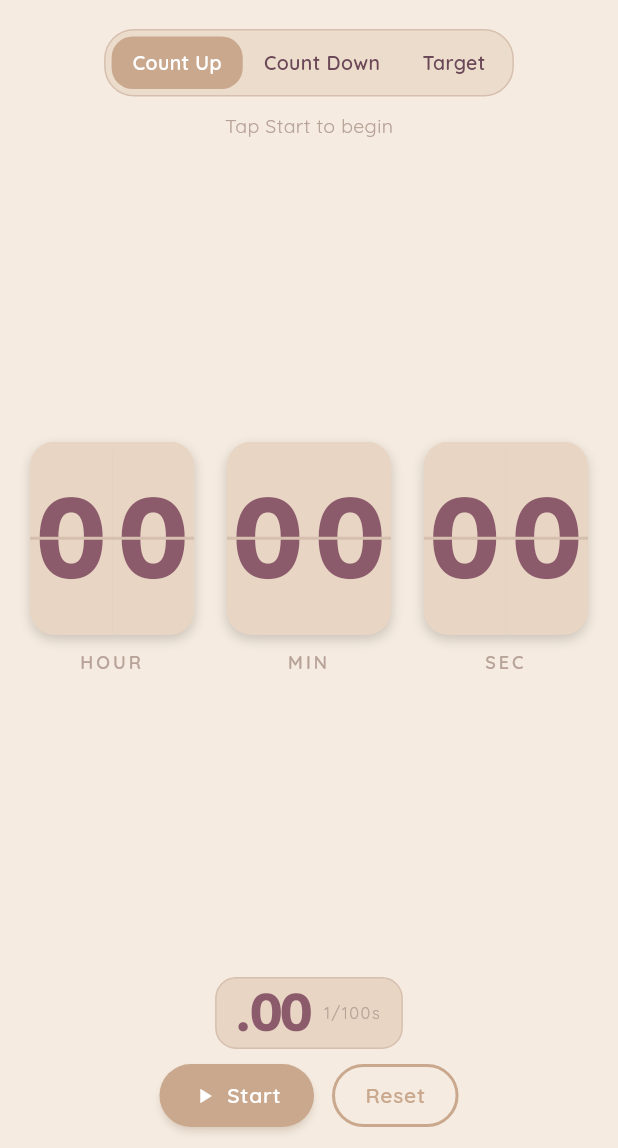
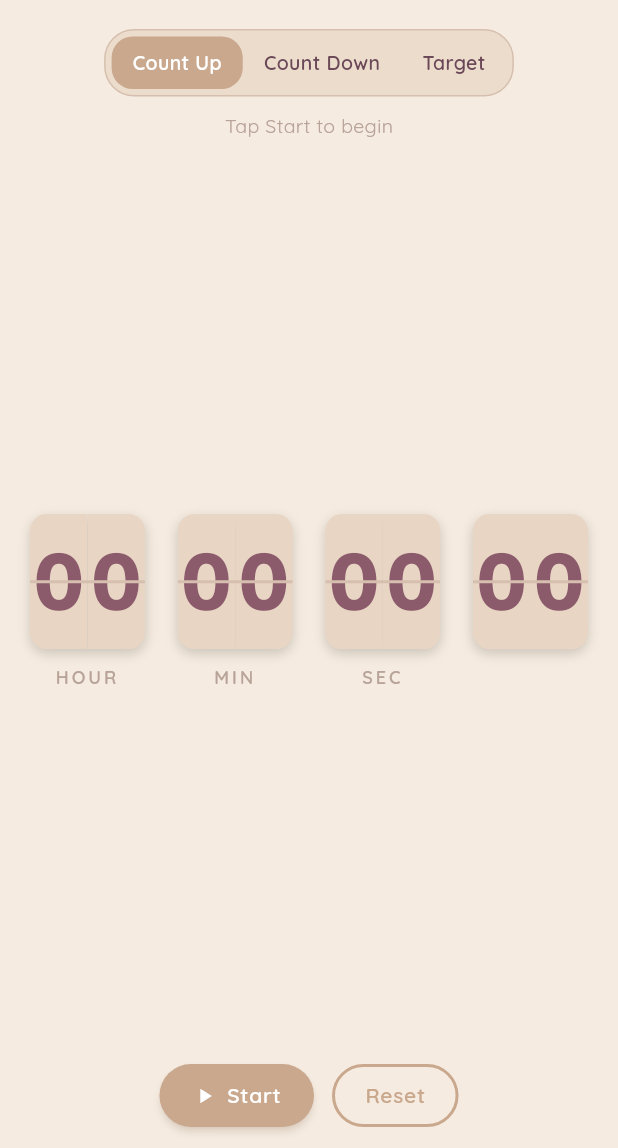
Before and after one commit to azs4n10/flipclock, a Flutter app: the screen it shows after launch, swiped to page 3, on a phone screen of 412 x 824 dp, the part 88-1236 px from its top. Run offline on Flutter 3.47's test engine with Material 3 defaults, Android fonts, the phone set to English and light mode, and no system bars; our stand-ins replace audioplayers, flutter_colorpicker, google_fonts, in_app_review, share_plus, shared_preferences.

Commit message:
Timer: show centiseconds as a 4th static card next to SEC (stopwatch style); remove the separate '1/100s' readout

```diff
--- a/lib/screens/timer_screen.dart
+++ b/lib/screens/timer_screen.dart
@@ -164,15 +164,15 @@ class _TimerScreenState extends State<TimerScreen> {
                           skin: skin,
                           font: font,
                           maxCardWidth: limit,
+                          // Centiseconds as a 4th static card next to SEC
+                          // (stopwatch style), only when relevant.
+                          staticTail: showCenti ? cc : null,
+                          staticTailLabel: showCenti ? '' : null,
                         );
                   return Center(child: center);
                 },
               ),
             ),
-            if (showCenti) ...[
-              _CentiReadout(value: cc, skin: skin, font: font),
-              const SizedBox(height: 10),
-            ],
             Wrap(
               alignment: WrapAlignment.center,
               spacing: 12,
@@ -380,52 +380,3 @@ class _TimerScreenState extends State<TimerScreen> {
     );
   }
 }
-
-/// Centiseconds (1/100 s) shown as a small static readout. It changes too fast
-/// to flip, so it is rendered as plain text in the selected digit font.
-class _CentiReadout extends StatelessWidget {
-  const _CentiReadout({
-    required this.value,
-    required this.skin,
-    required this.font,
-  });
-
-  final String value;
-  final Skin skin;
-  final DigitFont font;
-
-  @override
-  Widget build(BuildContext context) {
-    return Container(
-      padding: const EdgeInsets.symmetric(horizontal: 14, vertical: 6),
-      decoration: BoxDecoration(
-        color: skin.cardBackground,
-        borderRadius: BorderRadius.circular(14),
-        border: Border.all(color: skin.dividerColor),
-      ),
-      child: Row(
-        mainAxisSize: MainAxisSize.min,
-        children: [
-          Text(
-            '.',
-            style: font.build(34, skin.digitColor),
-          ),
-          const SizedBox(width: 2),
-          Text(
-            value,
-            style: font.build(34, skin.digitColor),
-          ),
-          const SizedBox(width: 8),
-          Text(
-            '1/100s',
-            style: TextStyle(
-              color: skin.subTextColor,
-              fontSize: 11,
-              letterSpacing: 1,
-            ),
-          ),
-        ],
-      ),
-    );
-  }
-}
--- a/lib/widgets/flip_card.dart
+++ b/lib/widgets/flip_card.dart
@@ -59,6 +59,82 @@ class FlipGroup extends StatelessWidget {
                     font: font,
                     width: digitWidth,
                     height: height,
+                  ),
+              ],
+            ),
+            Center(child: Container(height: 2, color: skin.dividerColor)),
+          ],
+        ),
+      ),
+    );
+  }
+}
+
+/// A card that looks exactly like a [FlipGroup] but never animates — used for
+/// fast-changing values (centiseconds) that change too quickly to flip.
+class StaticFlipCard extends StatelessWidget {
+  const StaticFlipCard({
+    super.key,
+    required this.value,
+    required this.skin,
+    required this.font,
+    required this.width,
+    required this.height,
+    required this.centerBias,
+  });
+
+  final String value;
+  final Skin skin;
+  final DigitFont font;
+  final double width;
+  final double height;
+  final double centerBias;
+
+  @override
+  Widget build(BuildContext context) {
+    final radius = width * 0.15;
+    final chars = value.split('');
+    final digitWidth = width / chars.length;
+    final fontSize = height * 0.92;
+    return Container(
+      width: width,
+      height: height,
+      decoration: BoxDecoration(
+        borderRadius: BorderRadius.circular(radius),
+        boxShadow: [
+          BoxShadow(
+            color: Colors.black.withValues(alpha: 0.16),
+            blurRadius: 6,
+            offset: const Offset(0, 3),
+          ),
+        ],
+      ),
+      child: ClipRRect(
+        borderRadius: BorderRadius.circular(radius),
+        child: Stack(
+          children: [
+            Positioned.fill(child: ColoredBox(color: skin.cardBackground)),
+            Row(
+              children: [
+                for (final ch in chars)
+                  SizedBox(
+                    width: digitWidth,
+                    child: Padding(
+                      padding: EdgeInsets.symmetric(
+                        horizontal: digitWidth * 0.08,
+                        vertical: height * 0.10,
+                      ),
+                      child: Center(
+                        child: Transform.translate(
+                          offset: Offset(0, centerBias * height),
+                          child: FittedBox(
+                            fit: BoxFit.contain,
+                            child: Text(ch,
+                                style: font.build(fontSize, skin.digitColor)),
+                          ),
+                        ),
+                      ),
+                    ),
                   ),
               ],
             ),
--- a/lib/widgets/flip_card_row.dart
+++ b/lib/widgets/flip_card_row.dart
@@ -13,6 +13,8 @@ class FlipCardRow extends StatelessWidget {
     this.labels,
     this.aspectRatio = 0.85,
     this.maxCardWidth = 240,
+    this.staticTail,
+    this.staticTailLabel,
   });
 
   final List<String> values;
@@ -22,45 +24,69 @@ class FlipCardRow extends StatelessWidget {
   final double aspectRatio;
   final double maxCardWidth;
 
+  /// An extra trailing value rendered as a non-flipping card (e.g. the
+  /// fast-changing centiseconds on the stopwatch), placed next to the others.
+  final String? staticTail;
+  final String? staticTailLabel;
+
   @override
   Widget build(BuildContext context) {
     return LayoutBuilder(
       builder: (context, constraints) {
         final available = constraints.maxWidth;
+        final count = values.length + (staticTail != null ? 1 : 0);
         // Gap between panels ~= 1/12 of the available width, then 0.7x.
-        final gap = values.length > 1 ? available / 12 * 0.7 : 0.0;
-        final totalSpacing = gap * (values.length - 1);
+        final gap = count > 1 ? available / 12 * 0.7 : 0.0;
+        final totalSpacing = gap * (count - 1);
         final cardWidth =
-            ((available - totalSpacing) / values.length).clamp(0, maxCardWidth);
+            ((available - totalSpacing) / count).clamp(0, maxCardWidth);
         final cardHeight = cardWidth / aspectRatio;
+        final hasLabels = labels != null || staticTailLabel != null;
+
+        final cards = <Widget>[
+          for (int i = 0; i < values.length; i++)
+            FlipGroup(
+              value: values[i],
+              skin: skin,
+              font: font,
+              width: cardWidth.toDouble(),
+              height: cardHeight,
+            ),
+          if (staticTail != null)
+            StaticFlipCard(
+              value: staticTail!,
+              skin: skin,
+              font: font,
+              width: cardWidth.toDouble(),
+              height: cardHeight,
+              centerBias: font.centerBias,
+            ),
+        ];
+
         return Column(
           mainAxisSize: MainAxisSize.min,
           children: [
             Row(
               mainAxisAlignment: MainAxisAlignment.center,
               children: [
-                for (int i = 0; i < values.length; i++) ...[
-                  FlipGroup(
-                    value: values[i],
-                    skin: skin,
-                    font: font,
-                    width: cardWidth.toDouble(),
-                    height: cardHeight,
-                  ),
-                  if (i != values.length - 1) SizedBox(width: gap),
+                for (int i = 0; i < cards.length; i++) ...[
+                  cards[i],
+                  if (i != cards.length - 1) SizedBox(width: gap),
                 ],
               ],
             ),
-            if (labels != null) ...[
+            if (hasLabels) ...[
               const SizedBox(height: 10),
               Row(
                 mainAxisAlignment: MainAxisAlignment.center,
                 children: [
-                  for (int i = 0; i < labels!.length; i++) ...[
+                  for (int i = 0; i < cards.length; i++) ...[
                     SizedBox(
                       width: cardWidth.toDouble(),
                       child: Text(
-                        labels![i],
+                        i < (labels?.length ?? 0)
+                            ? labels![i]
+                            : (i == values.length ? (staticTailLabel ?? '') : ''),
                         textAlign: TextAlign.center,
                         style: TextStyle(
                           color: skin.subTextColor,
@@ -70,7 +96,7 @@ class FlipCardRow extends StatelessWidget {
                         ),
                       ),
                     ),
-                    if (i != labels!.length - 1) SizedBox(width: gap),
+                    if (i != cards.length - 1) SizedBox(width: gap),
                   ],
                 ],
               ),
```
